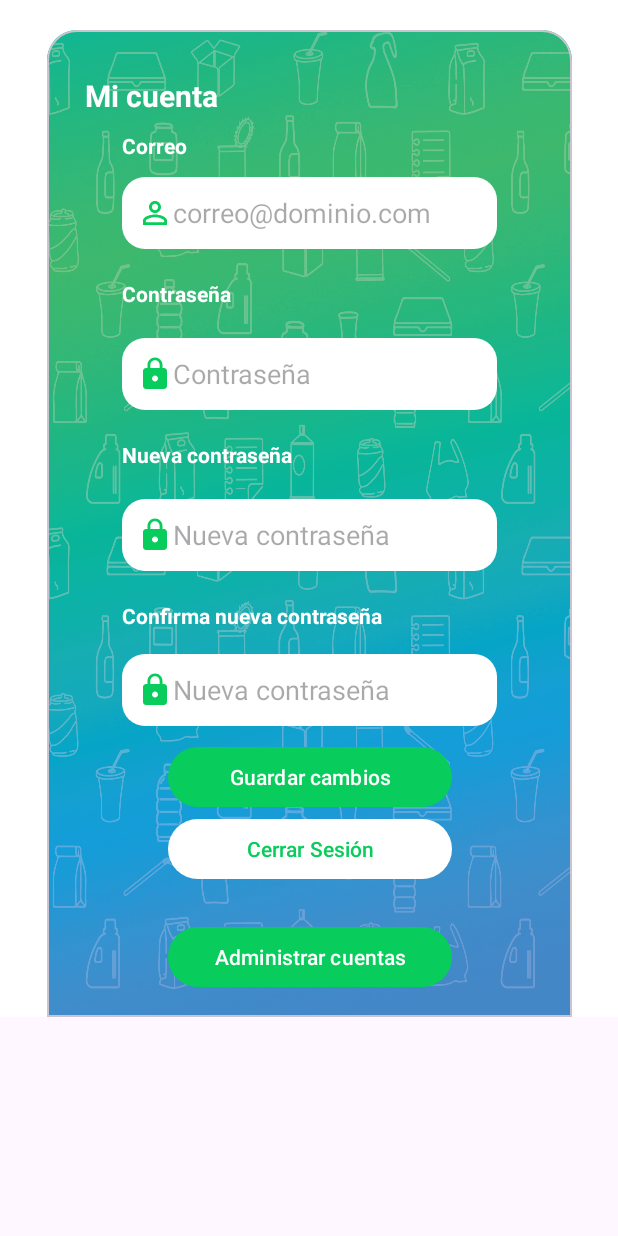
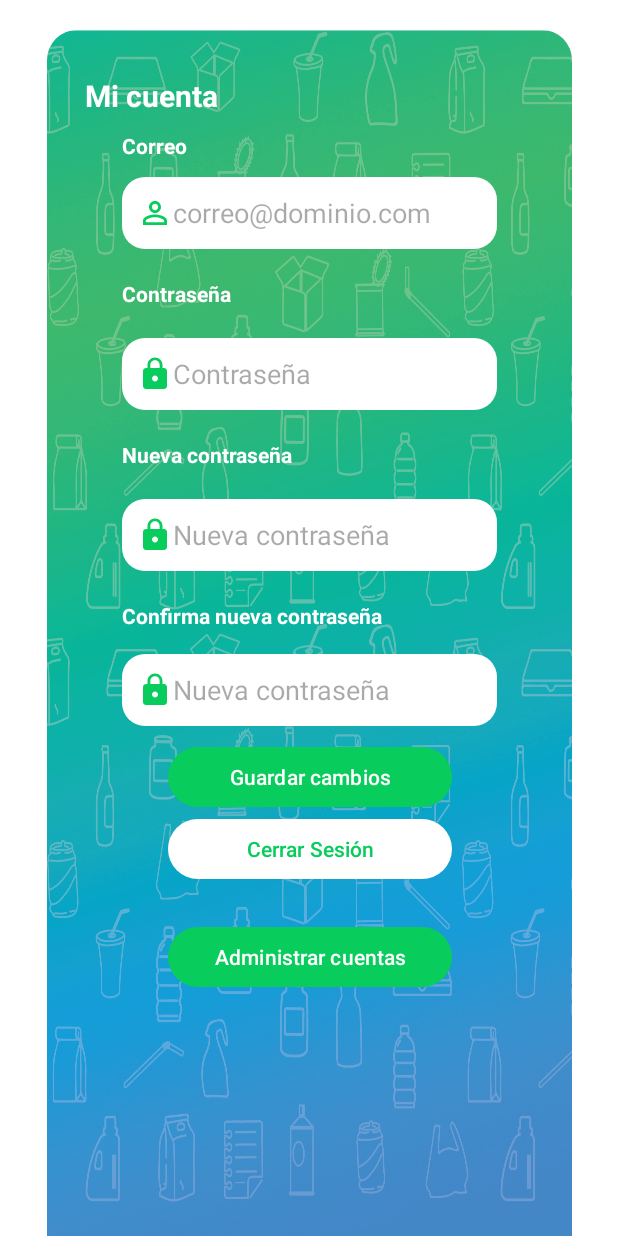
Before and after one commit to LFelipe06/GreenCarson_AndroidApp, an Android app: the layout fragment_profile.xml on its own in the app's theme, with its tools: preview values and no code run, on a phone screen of 412 x 824 dp. Run offline under Robolectric (Android 15) with nearby library versions, the phone set to English and light mode, and no system bars.

Commit message:
Delete card borders

```diff
--- a/app/src/main/res/layout/fragment_add_center.xml
+++ b/app/src/main/res/layout/fragment_add_center.xml
@@ -19,6 +19,7 @@
         android:layout_width="350dp"
         android:layout_height="1473dp"
         android:layout_marginTop="20dp"
+        app:strokeWidth="0dp"
         app:layout_constraintEnd_toEndOf="parent"
         app:layout_constraintStart_toStartOf="parent"
         app:layout_constraintTop_toTopOf="parent">
@@ -216,7 +217,7 @@
 
                 app:layout_constraintBottom_toBottomOf="parent"
                 app:layout_constraintEnd_toEndOf="parent"
-                app:layout_constraintHorizontal_bias="0.496"
+                app:layout_constraintHorizontal_bias="0.0"
                 app:layout_constraintStart_toStartOf="parent"
                 app:layout_constraintTop_toBottomOf="@+id/textViewTelefono"
                 app:layout_constraintVertical_bias="0.0"
--- a/app/src/main/res/layout/fragment_admin_accounts.xml
+++ b/app/src/main/res/layout/fragment_admin_accounts.xml
@@ -16,6 +16,7 @@
         android:layout_marginTop="20dp"
         app:shapeAppearanceOverlay="@style/MyCardView"
         app:cardPreventCornerOverlap="false"
+        app:strokeWidth="0dp"
         app:layout_constraintBottom_toBottomOf="parent"
         app:layout_constraintEnd_toEndOf="parent"
         app:layout_constraintHorizontal_bias="0.492"
--- a/app/src/main/res/layout/fragment_profile.xml
+++ b/app/src/main/res/layout/fragment_profile.xml
@@ -1,14 +1,11 @@
 <?xml version="1.0" encoding="utf-8"?>
-<ScrollView xmlns:android="http://schemas.android.com/apk/res/android"
-    xmlns:app="http://schemas.android.com/apk/res-auto"
-    xmlns:tools="http://schemas.android.com/tools"
-    android:id="@+id/scrollView"
-    android:layout_width="match_parent"
-    android:layout_height="match_parent">
 
-    <androidx.constraintlayout.widget.ConstraintLayout
+<androidx.constraintlayout.widget.ConstraintLayout
+        xmlns:android="http://schemas.android.com/apk/res/android"
+        xmlns:app="http://schemas.android.com/apk/res-auto"
+        xmlns:tools="http://schemas.android.com/tools"
         android:layout_width="match_parent"
-        android:layout_height="wrap_content"
+        android:layout_height="match_parent"
         android:background="@color/white"
         tools:context=".ProfileFragment">
 
@@ -18,8 +15,9 @@
             app:shapeAppearanceOverlay="@style/MyCardView"
             app:cardPreventCornerOverlap="false"
             android:layout_width="350dp"
-            android:layout_height="658dp"
+            android:layout_height="match_parent"
             android:layout_marginTop="20dp"
+            app:strokeWidth="0dp"
             app:layout_constraintBottom_toBottomOf="parent"
             app:layout_constraintEnd_toEndOf="parent"
             app:layout_constraintStart_toStartOf="parent"
@@ -229,4 +227,3 @@
             </androidx.constraintlayout.widget.ConstraintLayout>
         </com.google.android.material.card.MaterialCardView>
     </androidx.constraintlayout.widget.ConstraintLayout>
-</ScrollView>
```
